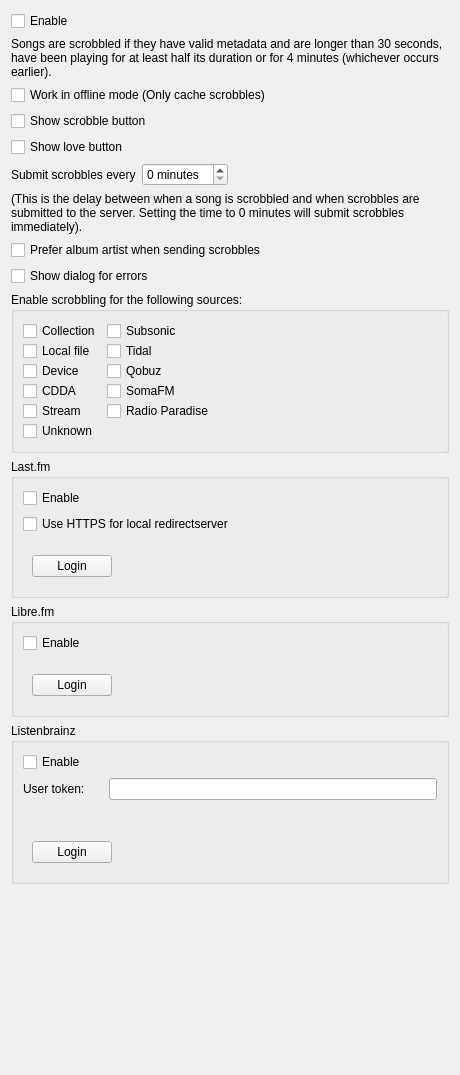
Old version of the form src/settings/scrobblersettingspage.ui in the repository strawberrymusicplayer/strawberry.
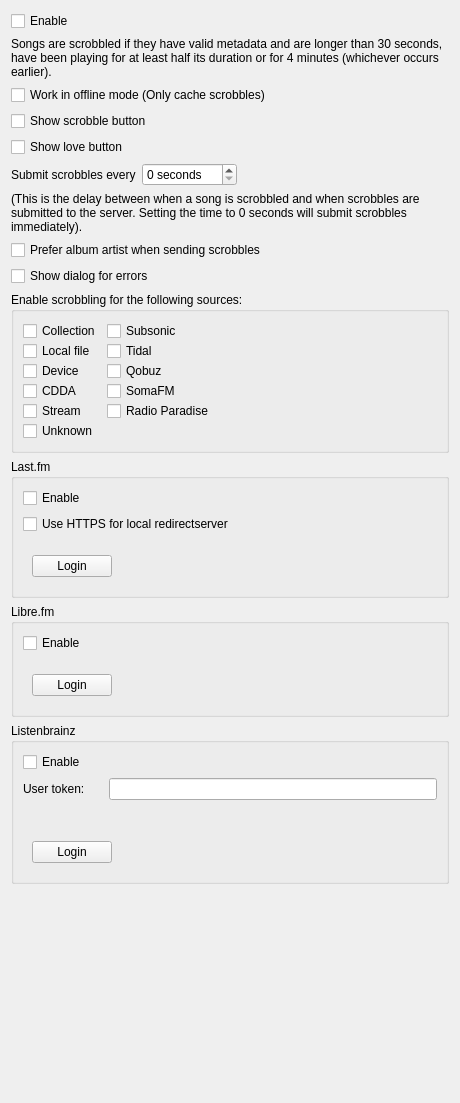
New version of the form. Custom widgets are drawn as their Qt base class.

Commit message: Scrobbler: Use seconds instead of minutes for submit delay

What changed in the file:
```diff
--- a/src/settings/scrobblersettingspage.ui
+++ b/src/settings/scrobblersettingspage.ui
@@ -7,7 +7,7 @@
     <x>0</x>
     <y>0</y>
     <width>460</width>
-    <height>1075</height>
+    <height>1103</height>
    </rect>
   </property>
   <property name="windowTitle">
@@ -70,11 +70,14 @@
      <item>
       <widget class="QSpinBox" name="spinbox_submit">
        <property name="suffix">
-        <string> minutes</string>
+        <string> seconds</string>
        </property>
        <property name="prefix">
         <string/>
        </property>
+       <property name="maximum">
+        <number>900</number>
+       </property>
       </widget>
      </item>
      <item>
@@ -95,7 +98,7 @@
    <item>
     <widget class="QLabel" name="label_submit_info">
      <property name="text">
-      <string>(This is the delay between when a song is scrobbled and when scrobbles are submitted to the server. Setting the time to 0 minutes will submit scrobbles immediately).</string>
+      <string>(This is the delay between when a song is scrobbled and when scrobbles are submitted to the server. Setting the time to 0 seconds will submit scrobbles immediately).</string>
      </property>
      <property name="wordWrap">
       <bool>true</bool>
```
The commit also changes 3 other files.
